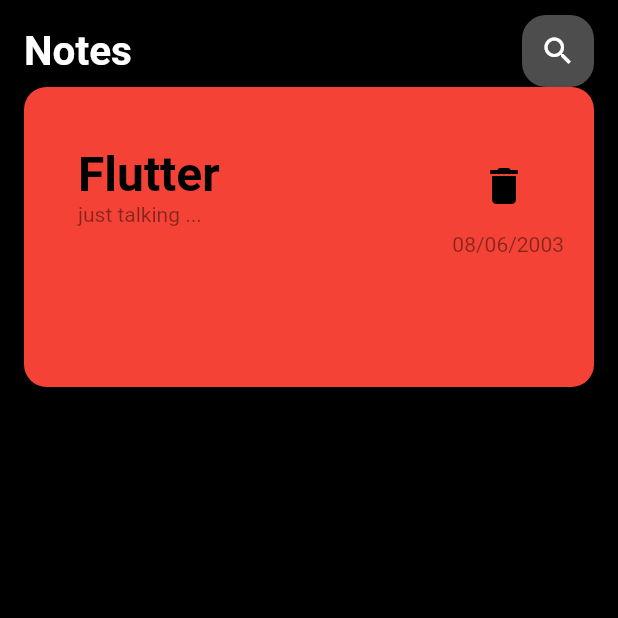
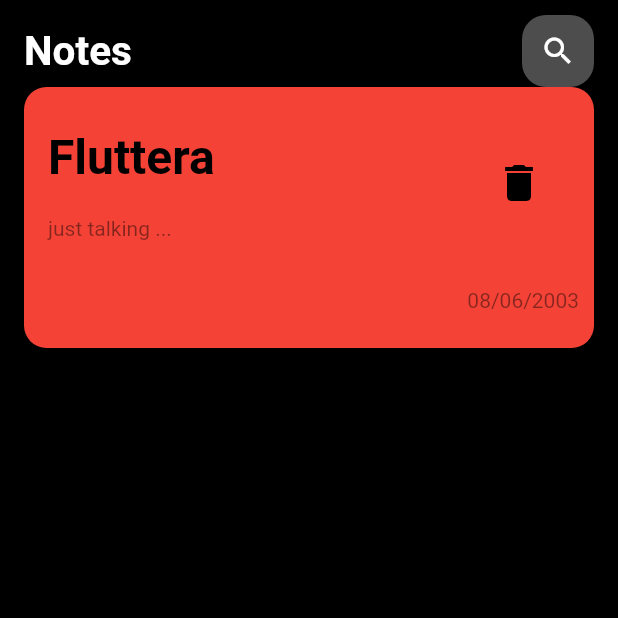
Before and after one commit to yousef391/noteapp, a Flutter app: the screen it shows after launch, on a phone screen of 412 x 824 dp, the top half of it. Run offline on Flutter 3.47's test engine with Material 2 defaults, Android fonts, the phone set to English and light mode, and no system bars; Roboto replaces fonts that are missing (Play).

Commit message:
creat card note

```diff
--- a/lib/views/widgets/bodynoteview.dart
+++ b/lib/views/widgets/bodynoteview.dart
@@ -1,5 +1,6 @@
 import 'package:flutter/material.dart';
 import 'package:noteapp/views/widgets/appbarnoteview.dart';
+import 'package:noteapp/views/widgets/notecard.dart';
 
 class bodynoteview extends StatelessWidget {
   const bodynoteview({super.key});
@@ -18,58 +19,3 @@ class bodynoteview extends StatelessWidget {
     );
   }
 }
-
-class notecard extends StatelessWidget {
-  notecard({super.key});
-
-  @override
-  Widget build(BuildContext context) {
-    var titel='Flutter';
-    var text="just talking ...";
-    var date='08/06/2003';
-
-    return Container(
-      padding: EdgeInsets.symmetric(horizontal: 20,vertical: 35),
-      height: 200,
-      decoration: BoxDecoration(
-        color: Colors.red,
-        borderRadius: BorderRadius.circular(15)
-      ),
-      child: Column(
-       crossAxisAlignment: CrossAxisAlignment.end
-       ,
-        children: [
-          ListTile(
-            title: Text('$titel',style: TextStyle(fontSize: 32,fontWeight: FontWeight.bold,color: Colors.black),),
-             trailing: IconButton(onPressed:(){}, icon:Icon(Icons.delete,size: 32,color: Colors.black,)),
-             subtitle:Text('$text',style: TextStyle(color: Colors.black45),) ,
-
-
-          ),
-          Text('$date',style: TextStyle(color: Colors.black45),),
-        ],
-      ),
-
-      // child: Row(
-
-      //   mainAxisAlignment: MainAxisAlignment.spaceBetween,
-      //   children: [
-      //     Column(
-
-      //       children: [
-      //         Text('$titel',style: TextStyle(fontSize: 32,fontWeight: FontWeight.bold,color: Colors.black),),
-      //         SizedBox(height: 20,),
-      //         Text('$text',style: TextStyle(color: Colors.black45),)
-      //       ],
-      //     ),
-      //     Column(
-      //       mainAxisAlignment: MainAxisAlignment.spaceBetween,
-      //       children: [Icon(Icons.delete_sweep,size: 32,color: Colors.black,)
-      //       ,
-      //       Text('$date',style: TextStyle(color: Colors.black45),)],
-      //     )
-      //   ],
-      // ),
-    ) ;
-  }
-}
--- /dev/null
+++ b/lib/views/widgets/notecard.dart
@@ -0,0 +1,39 @@
+import 'package:flutter/material.dart';
+class notecard extends StatelessWidget {
+  notecard({super.key});
+
+  @override
+  Widget build(BuildContext context) {
+    var titel='Fluttera';
+    var text="just talking ...";
+    var date='08/06/2003';
+
+    return Container(
+      padding: EdgeInsets.only(right: 10,bottom: 24,top: 24),
+
+      decoration: BoxDecoration(
+        color: Colors.red,
+        borderRadius: BorderRadius.circular(15)
+      ),
+      child: Column(
+       crossAxisAlignment: CrossAxisAlignment.end
+       ,
+        children: [
+          ListTile(
+            title: Text('$titel',style: TextStyle(fontSize: 32,fontWeight: FontWeight.bold,color: Colors.black),),
+             trailing: IconButton(onPressed:(){}, icon:Icon(Icons.delete,size: 32,color: Colors.black,)),
+             subtitle:Padding(
+               padding: const EdgeInsets.only(top: 20,bottom: 28),
+               child: Text('$text',style: TextStyle(color: Colors.black45,fontFamily: 'Play'),),
+             ) ,
+
+
+          ),
+          Text('$date',style: TextStyle(color: Colors.black45),),
+        ],
+      ),
+
+
+    ) ;
+  }
+}
```
